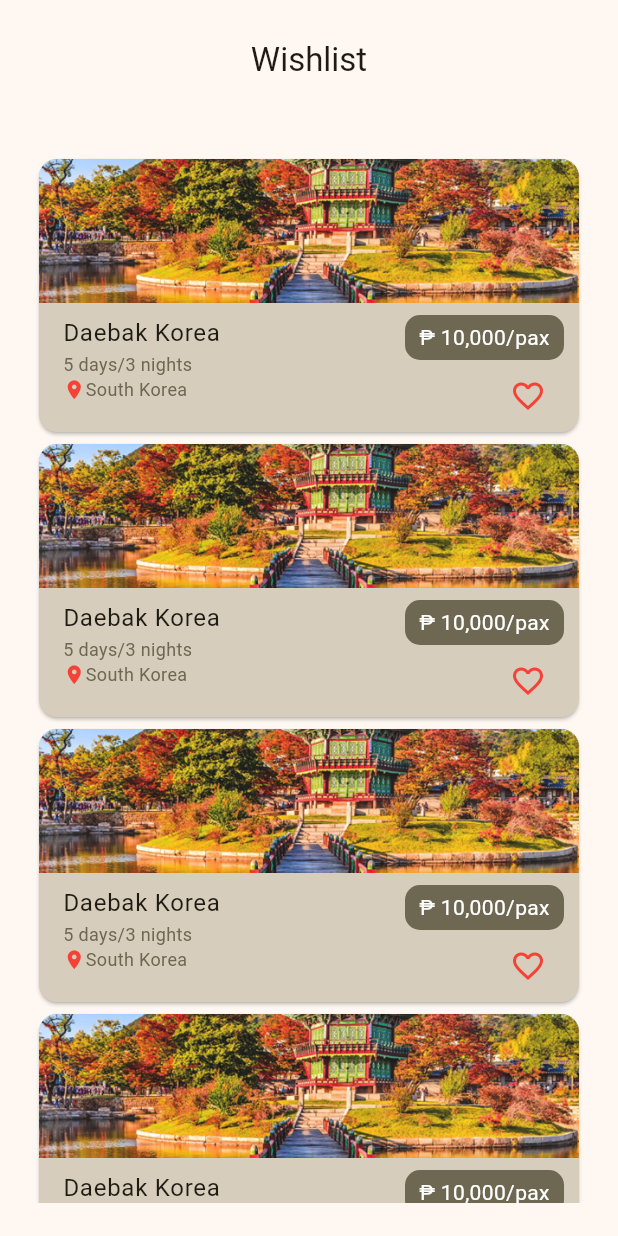
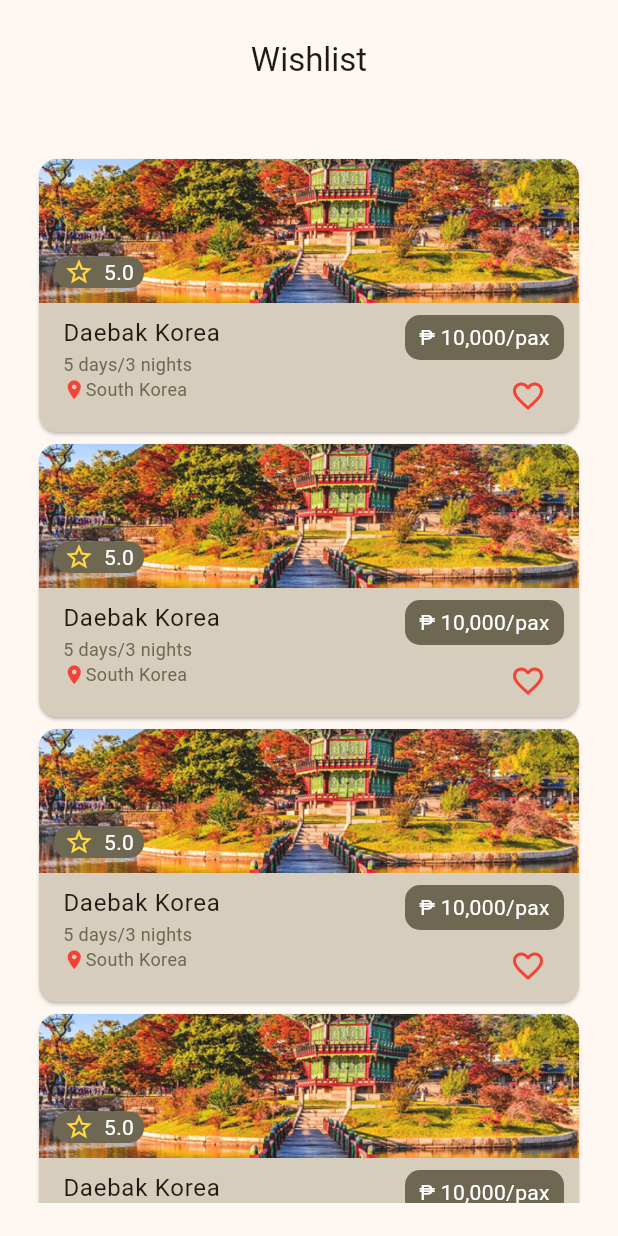
Before and after one commit to amyr11/Skywander-App, a Flutter app: the WishlistScreen screen opened by its route, on a phone screen of 412 x 824 dp. Run offline on Flutter 3.47's test engine with Material 3 defaults, Android fonts, the phone set to English and light mode, and no system bars; our stand-ins replace firebase_auth, firebase_core, go_router; missing offline and left inert: firebase_ui_auth, firebase_ui_oauth_google; accounts and stored records are empty; network calls fail.

Commit message:
huge changes in tour card wide

```diff
--- a/lib/routes.dart
+++ b/lib/routes.dart
@@ -1,12 +1,13 @@
-import 'dart:js';
-
-import 'package:firebase_auth/firebase_auth.dart';
+// import 'dart:js';
+//
+// import 'package:firebase_auth/firebase_auth.dart';
 import 'package:firebase_ui_auth/firebase_ui_auth.dart' as firebase_ui_auth;
 import 'package:firebase_ui_oauth_google/firebase_ui_oauth_google.dart';
 import 'package:flutter/material.dart';
 import 'package:go_router/go_router.dart';
 import 'package:skywander_app/constants.dart';
 import 'package:skywander_app/screens/app.dart';
+import 'package:skywander_app/screens/home/tour_result.dart';
 import 'package:skywander_app/screens/onboarding.dart';
 import 'package:skywander_app/screens/payments/select_mode_of_payment.dart';
 import 'package:skywander_app/screens/settings/change_details.dart';
@@ -24,11 +25,11 @@ This file contains all the routes used in the app. You can add more routes here
 final GoRouter router = GoRouter(
   routes: <RouteBase>[
     GoRoute(
-      path: '/',
-      redirect: (context, state) => FirebaseAuth.instance.currentUser == null
-          ? '/sign-in'
-          : '/onboarding',
-    ),
+        path: '/',
+        // redirect: (context, state) => FirebaseAuth.instance.currentUser == null
+        //     ? '/sign-in'
+        //     : '/onboarding',
+        redirect: (context, state) => '/tour-search-result'),
     GoRoute(
       path: '/sign-in',
       builder: (context, state) => firebase_ui_auth.SignInScreen(
@@ -88,5 +89,8 @@ final GoRouter router = GoRouter(
         builder: (context, state) => const ToursInCountryScreen()),
     GoRoute(
         path: '/wishlist', builder: (context, state) => const WishlistScreen()),
+    GoRoute(
+        path: '/tour-search-result',
+        builder: (context, state) => const TourResultScreen()),
   ],
 );
--- a/lib/screens/home/tours_in_country.dart
+++ b/lib/screens/home/tours_in_country.dart
@@ -24,6 +24,7 @@ class ToursInCountryScreen extends StatelessWidget {
                   days: '5 days/3 nights',
                   place: 'South Korea',
                   price: '₱ 10,000/pax',
+                  rate: 5.0,
                   size: 96);
             },
           ),
--- a/lib/screens/wishlist/wishlist.dart
+++ b/lib/screens/wishlist/wishlist.dart
@@ -24,6 +24,7 @@ class WishlistScreen extends StatelessWidget {
                 days: '5 days/3 nights',
                 place: 'South Korea',
                 price: '₱ 10,000/pax',
+                rate: 5.0,
                 size: 96);
           },
         ),
--- a/lib/widgets/tour_card_wide.dart
+++ b/lib/widgets/tour_card_wide.dart
@@ -8,9 +8,9 @@ class tourCardWide extends StatefulWidget {
   final String place;
   final String price;
   final IconData? star;
-  final String? rate;
+  final double rate;
   bool isFavorite;
-  final bool isStarred;
+  bool isStarred;
   final double size;
 
   tourCardWide(
@@ -21,7 +21,7 @@ class tourCardWide extends StatefulWidget {
       required this.place,
       required this.price,
       this.star,
-      this.rate,
+      required this.rate,
       this.isFavorite = false,
       this.isStarred = false,
       required this.size});
@@ -39,6 +39,7 @@ class _tourCardWideState extends State<tourCardWide> {
       child: Column(
         mainAxisSize: MainAxisSize.min,
         children: [
+          Stack(children: [
             Container(
               height: widget.size,
               decoration: BoxDecoration(
@@ -48,6 +49,37 @@ class _tourCardWideState extends State<tourCardWide> {
                 ),
               ),
             ),
+            Positioned(
+              bottom: 10,
+              left: 10,
+              child: Container(
+                width: 60,
+                height: 21,
+                decoration: const BoxDecoration(
+                  color: Color(0xff6E6853),
+                  borderRadius: BorderRadius.all(
+                    Radius.circular(10),
+                  ),
+                ),
+                child: IntrinsicWidth(
+                  child: Row(
+                    mainAxisAlignment: MainAxisAlignment.spaceEvenly,
+                    children: [
+                      GestureDetector(
+                        onTap: () {},
+                        child: widget.isStarred == true
+                            ? const Icon(Icons.star,
+                                size: 20, color: Colors.amberAccent)
+                            : const Icon(Icons.star_border,
+                                size: 20, color: Colors.amberAccent),
+                      ),
+                      Text(widget.rate.toString(), style: k14RegularWhite)
+                    ],
+                  ),
+                ),
+              ),
+            ),
+          ]),
           Stack(
             children: [
               ListTile(
```
Also changed, not shown: lib/screens/home/tour_result.dart (+34 -2 lines). Lines whose indentation alone changed are shown as unchanged.
